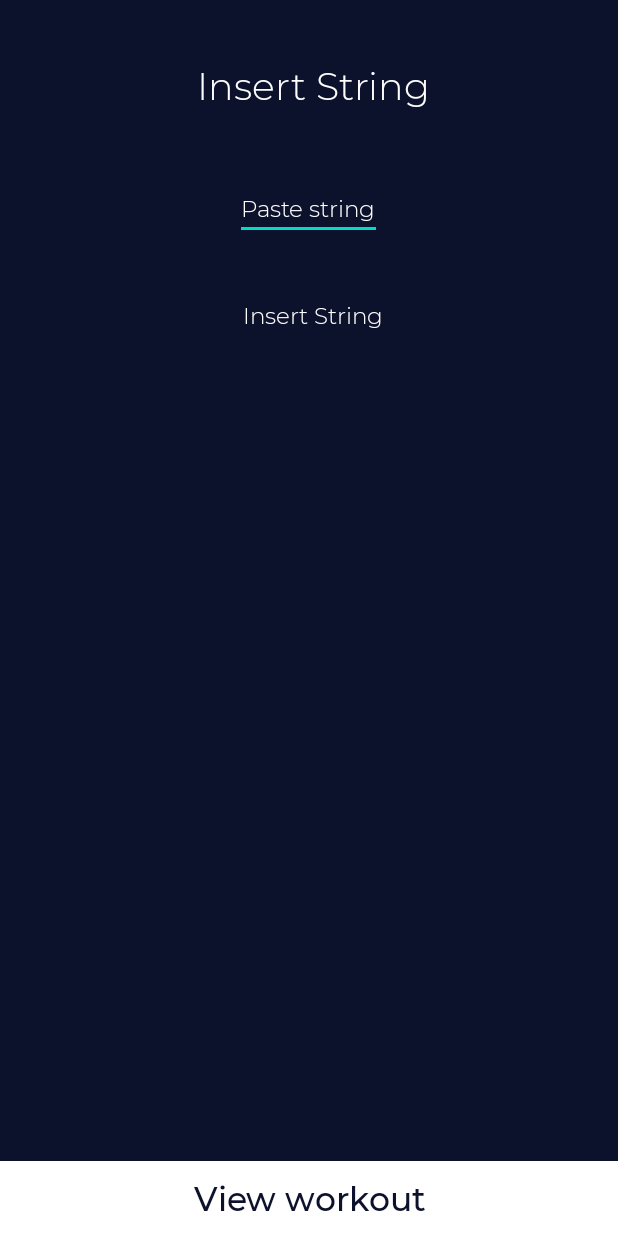
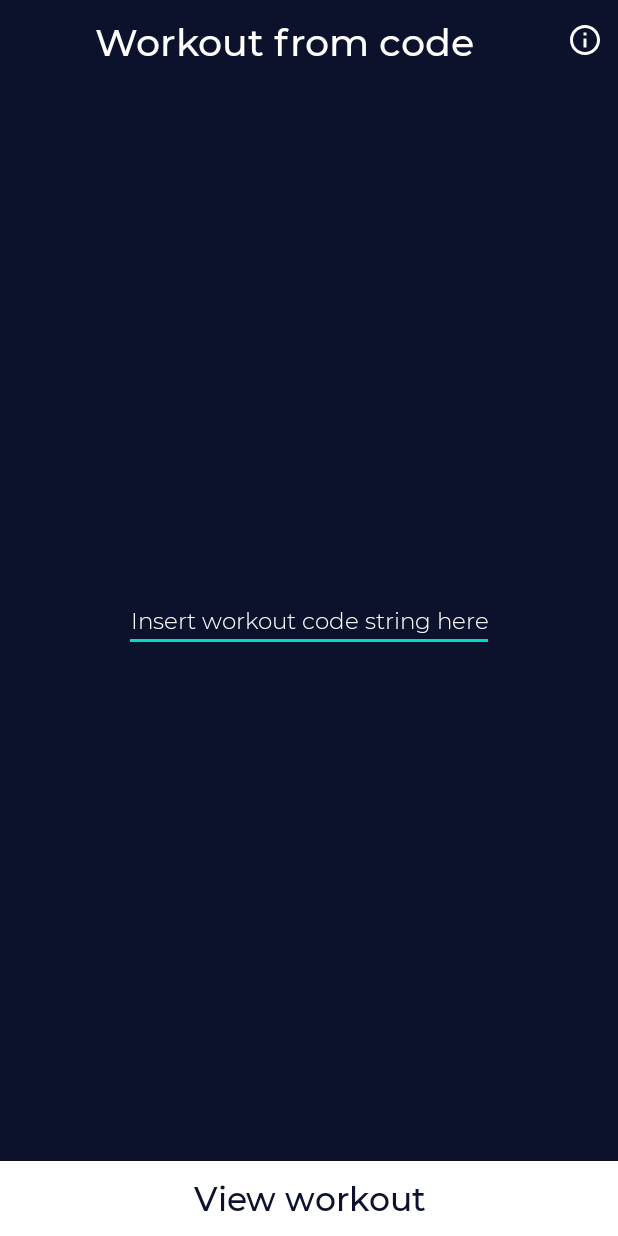
Before and after one commit to simone-silvestri/theApp, an Android app: the StringActivity screen opened directly, with no data from a screen before it, on a phone screen of 412 x 824 dp. Run offline under Robolectric (Android 15) with nearby library versions, the phone set to English and light mode, and no system bars.

Commit message:
fixed design

```diff
--- a/app/src/main/res/layout/activity_add_workout.xml
+++ b/app/src/main/res/layout/activity_add_workout.xml
@@ -15,36 +15,46 @@
     <LinearLayout
         android:layout_width="match_parent"
         android:layout_height="wrap_content"
-        android:orientation="horizontal"
-        android:layout_marginTop="10dp"
-        android:layout_marginStart="60dp"
-        android:layout_marginLeft="60dp">
+        android:orientation="horizontal">
 
-
+        <LinearLayout
+            android:layout_width="match_parent"
+            android:layout_height="wrap_content"
+            android:orientation="horizontal">
+            <View
+                android:layout_width="match_parent"
+                android:layout_height="0dip"
+                android:layout_weight="1"/>
             <TextView
                 android:id="@+id/title_tv"
                 android:layout_width="wrap_content"
                 android:layout_height="wrap_content"
-            android:layout_marginTop="0dp"
+                android:layout_gravity="center"
+                android:layout_marginTop="10dp"
+                android:layout_marginBottom="10dp"
                 android:fontFamily="@font/mmedium"
                 android:gravity="center"
-            android:layout_gravity="center_horizontal"
                 android:text="Create workout"
                 android:textColor="@color/white"
-            android:textSize="25sp"
-            app:layout_constraintTop_toTopOf="parent" />
+                android:textSize="25sp" />
+            <View
+                android:layout_width="match_parent"
+                android:layout_height="0dip"
+                android:layout_weight="1"/>
+
 
             <ImageButton
                 android:id="@+id/buttoninfo"
                 android:layout_width="wrap_content"
                 android:layout_height="wrap_content"
                 android:layout_gravity="center"
+                android:background="@color/trans"
                 android:gravity="center"
-            android:layout_marginStart="40dp"
-            android:layout_marginLeft="40dp"
-            android:background="@color/trans"
-            android:src="@drawable/ic_outline_info_24"
-            android:layout_marginTop="0dp"/>
+                android:layout_marginEnd="10dp"
+                android:layout_marginRight="10dp"
+                android:src="@drawable/ic_outline_info_24" />
+
+        </LinearLayout>
 
 
     </LinearLayout>
--- a/app/src/main/res/layout/activity_string.xml
+++ b/app/src/main/res/layout/activity_string.xml
@@ -9,55 +9,64 @@
     android:background="@color/colorPrimaryDark"
     tools:context=".DetailActivity">
 
+    <LinearLayout
+        android:layout_width="match_parent"
+        android:layout_height="wrap_content"
+        android:orientation="horizontal">
+        <View
+            android:layout_width="match_parent"
+            android:layout_height="0dip"
+            android:layout_weight="1"/>
+        <TextView
+            android:id="@+id/title_tv"
+            android:layout_width="wrap_content"
+            android:layout_height="wrap_content"
+            android:layout_gravity="center"
+            android:layout_marginTop="10dp"
+            android:layout_marginBottom="10dp"
+            android:fontFamily="@font/mmedium"
+            android:gravity="center"
+            android:text="Workout from code"
+            android:textColor="@color/white"
+            android:textSize="25sp" />
+        <View
+            android:layout_width="match_parent"
+            android:layout_height="0dip"
+            android:layout_weight="1"/>
 
 
-    <TextView
+        <ImageButton
+            android:id="@+id/buttoninfo"
+            android:layout_width="wrap_content"
+            android:layout_height="wrap_content"
+            android:layout_gravity="center"
+            android:background="@color/trans"
+            android:gravity="center"
+            android:layout_marginEnd="10dp"
+            android:layout_marginRight="10dp"
+            android:src="@drawable/ic_outline_info_24" />
+
+    </LinearLayout>
+
+    <View
         android:layout_width="match_parent"
-        android:layout_height="wrap_content"
-        android:layout_marginStart="21dp"
-        android:layout_marginLeft="21dp"
-        android:layout_marginEnd="16dp"
-        android:layout_marginRight="16dp"
-        android:layout_marginTop="40dp"
-        android:layout_marginBottom="5dp"
-        android:fontFamily="@font/mlight"
-        android:gravity="center"
-        android:text="Insert String"
-        android:textColor="@color/white"
-        android:textSize="25sp"/>
+        android:layout_height="0dip"
+        android:layout_weight="1"/>
 
     <EditText
         android:id="@+id/workout_string_name"
         android:layout_width="wrap_content"
         android:layout_height="wrap_content"
-        android:layout_marginStart="10dp"
-        android:layout_marginLeft="10dp"
-        android:layout_marginEnd="10dp"
-        android:layout_marginRight="10dp"
-        android:layout_marginTop="40dp"
-        android:layout_marginBottom="0dp"
+        android:layout_marginStart="20dp"
+        android:layout_marginLeft="20dp"
+        android:layout_marginEnd="20dp"
+        android:layout_marginRight="20dp"
         android:fontFamily="@font/mlight"
         android:gravity="center"
         android:layout_gravity="center"
-        android:hint="Paste string"
+        android:hint="Insert workout code string here"
         android:autofillHints="insert name"
         android:textColorHint="@color/white"
-        android:textColor="@color/white"
-        android:textSize="15sp"/>
-
-    <TextView
-        android:id="@+id/test_string"
-        android:layout_width="match_parent"
-        android:layout_height="wrap_content"
-        android:layout_marginStart="21dp"
-        android:layout_marginLeft="21dp"
-        android:layout_marginEnd="16dp"
-        android:layout_marginRight="16dp"
-        android:layout_marginTop="40dp"
-        android:layout_marginBottom="5dp"
-        android:fontFamily="@font/mlight"
-        android:gravity="center"
-        android:text="Insert String"
         android:textColor="@color/white"
         android:textSize="15sp"/>
 
```
Lines whose indentation alone changed are shown as unchanged.
